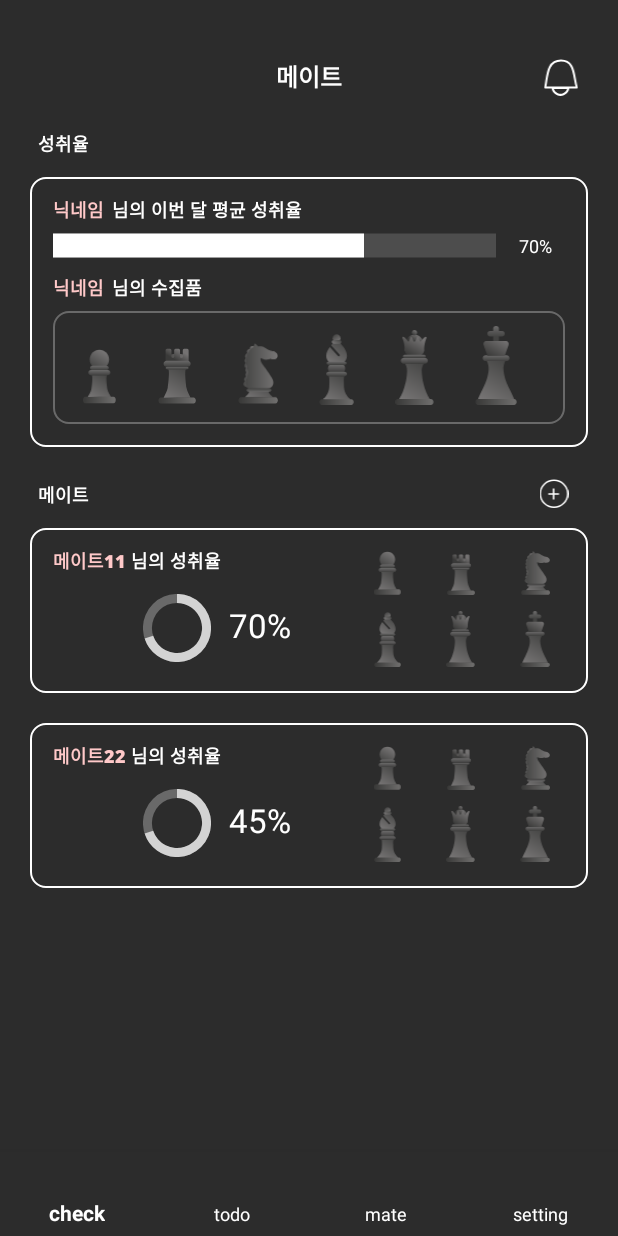
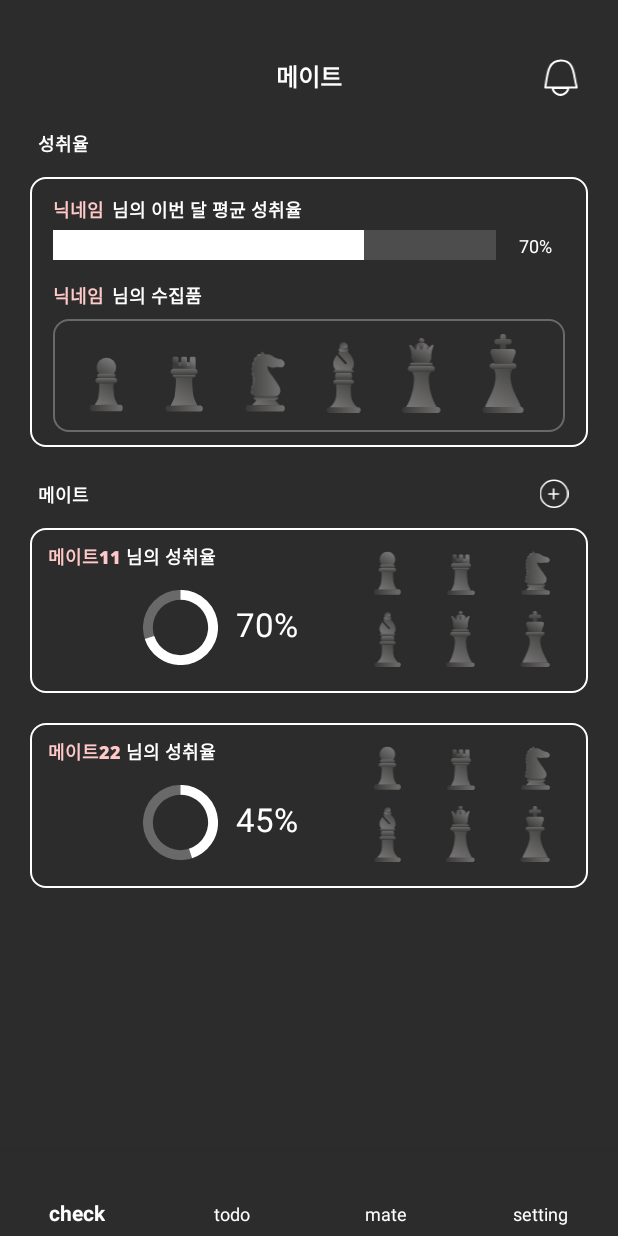
Before and after one commit to amie-lee/check-mate-Android, an Android app: the fragment MateFragment placed in its activity, on a phone screen of 412 x 824 dp. Run offline under Robolectric (Android 15) with nearby library versions, the phone set to English and light mode, and no system bars.

Commit message:
그래프 수치 받아오기 추가_UI수정

```diff
--- a/checkmateClient/app/src/main/java/com/example/check_mate/src/main/mate/MateAdapter.kt
+++ b/checkmateClient/app/src/main/java/com/example/check_mate/src/main/mate/MateAdapter.kt
@@ -3,6 +3,7 @@ package com.example.check_mate.src.main.mate
 import android.view.LayoutInflater
 import android.view.View
 import android.view.ViewGroup
+import android.widget.ProgressBar
 import android.widget.TextView
 import androidx.recyclerview.widget.RecyclerView
 import com.example.check_mate.R
@@ -21,10 +22,12 @@ class MateAdapter(val itemList: ArrayList<MateData>): RecyclerView.Adapter<MateA
     override fun onBindViewHolder(holder: MateAdapter.ViewHolder, position: Int) {
         holder.recycle_tv_mate.text = itemList[position].mate_name
         holder.recycle_mate_percent.text = itemList[position].mate_ach
+        holder.mate_circleprogressbar.progress = itemList[position].mate_circleprogressbar
     }
     // (4) 레이아웃 내 View 연결
     class ViewHolder(itemView: View): RecyclerView.ViewHolder(itemView) {
         val recycle_tv_mate: TextView = itemView.findViewById(R.id.recycle_tv_mate)
         val recycle_mate_percent: TextView = itemView.findViewById(R.id.recycle_mate_percent)
+        val mate_circleprogressbar: ProgressBar = itemView.findViewById(R.id.mate_circleprogressbar)
     }
 }
--- a/checkmateClient/app/src/main/java/com/example/check_mate/src/main/mate/MateData.kt
+++ b/checkmateClient/app/src/main/java/com/example/check_mate/src/main/mate/MateData.kt
@@ -3,4 +3,5 @@ package com.example.check_mate.src.main.mate
 data class MateData(
     val mate_name : String,
     val mate_ach : String,
+    val mate_circleprogressbar : Int,
 )
--- a/checkmateClient/app/src/main/java/com/example/check_mate/src/main/mate/MateFragment.kt
+++ b/checkmateClient/app/src/main/java/com/example/check_mate/src/main/mate/MateFragment.kt
@@ -42,12 +42,13 @@ class  MateFragment : BaseFragment<FragmentMateBinding>(FragmentMateBinding::bin
             showChessDialog()
         }
 
+
         mateBinding.recycleGroupMateAchievement.layoutManager = LinearLayoutManager(requireActivity(), LinearLayoutManager.VERTICAL, false)
         mateBinding.recycleGroupMateAchievement.adapter = MateAdapter
 
 
-        mateData.add(MateData("메이트11", "70"))
-        mateData.add(MateData("메이트22", "45"))
+        mateData.add(MateData("메이트11", "70",70))
+        mateData.add(MateData("메이트22", "45",45))
 
         return mateBinding.root
     }
--- a/checkmateClient/app/src/main/java/com/example/check_mate/src/main/mate/NoticeActivity.kt
+++ b/checkmateClient/app/src/main/java/com/example/check_mate/src/main/mate/NoticeActivity.kt
@@ -24,7 +24,6 @@ class NoticeActivity: BaseActivity<ActivityNoticeBinding>(ActivityNoticeBinding:
             finish()
         }
 
-
         noticeBinding.recycleNotice.layoutManager = LinearLayoutManager(this, LinearLayoutManager.VERTICAL, false)
         noticeBinding.recycleNotice.adapter = NoticeAdapter
 
--- a/checkmateClient/app/src/main/res/layout/fragment_mate.xml
+++ b/checkmateClient/app/src/main/res/layout/fragment_mate.xml
@@ -130,7 +130,7 @@
                     android:progress="70"
                     android:progressBackgroundTint="@android:color/darker_gray"
                     android:progressTint="@color/white"
-                    android:scaleY="4" />
+                    android:scaleY="5" />
 
                 <LinearLayout
                     android:layout_width="wrap_content"
@@ -192,7 +192,7 @@
             android:id="@+id/group_collects"
             android:layout_width="match_parent"
             android:layout_height="wrap_content"
-            android:layout_marginTop="0dp"
+            android:layout_marginTop="5dp"
             android:layout_marginStart="15dp"
             app:layout_constraintEnd_toEndOf="parent"
             app:layout_constraintStart_toStartOf="parent"
@@ -238,7 +238,7 @@
             android:layout_height="wrap_content"
             app:layout_constraintEnd_toEndOf="parent"
             app:layout_constraintStart_toStartOf="parent"
-            android:layout_marginStart="35dp"
+            android:layout_marginStart="40dp"
             android:gravity="left"
             app:layout_constraintTop_toBottomOf="@id/group_collects"
             android:layout_marginTop="15dp">
--- a/checkmateClient/app/src/main/res/layout/mate_achievement_item.xml
+++ b/checkmateClient/app/src/main/res/layout/mate_achievement_item.xml
@@ -19,8 +19,8 @@
         android:id="@+id/recycle_group_mate_achievement"
         android:layout_width="wrap_content"
         android:layout_height="wrap_content"
-        android:layout_marginStart="15dp"
-        android:layout_marginTop="10dp"
+        android:layout_marginStart="12dp"
+        android:layout_marginTop="7dp"
         app:layout_constraintStart_toStartOf="parent"
         app:layout_constraintTop_toBottomOf="@+id/mate_border_round"
         app:layout_constraintTop_toTopOf="parent">
@@ -61,15 +61,15 @@
         <ProgressBar
             android:id="@+id/mate_circleprogressbar"
             style="@style/Widget.AppCompat.ProgressBar.Horizontal"
-            android:layout_width="45dp"
-            android:layout_height="45dp"
+            android:layout_width="50dp"
+            android:layout_height="50dp"
             android:progress="70"
             android:layout_gravity="center"
             android:indeterminate="false"
             android:max="100"
             android:progressBackgroundTint="#696969"
             android:progressDrawable="@drawable/mate_circle_progressbar"
-            android:progressTint="#D3D3D3"
+            android:progressTint="@color/white"
             app:layout_constraintStart_toStartOf="parent"
             app:layout_constraintTop_toBottomOf="@+id/recycle_tv_achievement" />
 
```
